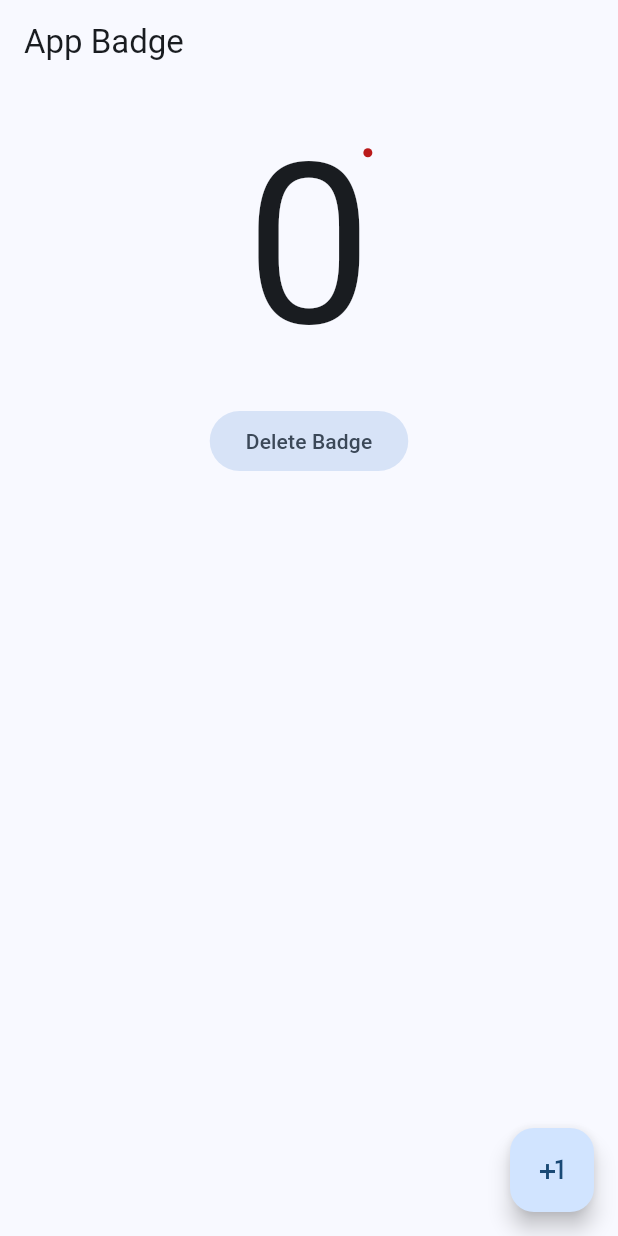
After one commit to EnocDelgado/miscelaneos, a Flutter app: the BadgeScreen screen opened by its route, on a phone screen of 412 x 824 dp. The commit adds this screen. Run offline on Flutter 3.47's test engine with Material 2 defaults, Android fonts, the phone set to English and light mode, and no system bars; our stand-ins replace dio, flutter_compass, flutter_riverpod, geolocator, go_router, google_fonts and 4 more; missing offline and left inert: quick_actions.

Commit message:
section 11 finished

```diff
--- a/lib/config/config.dart
+++ b/lib/config/config.dart
@@ -2,3 +2,4 @@ export 'theme/app_theme.dart';
 export 'router/app_router.dart';
 export 'plugins/share_plugin.dart';
 export 'plugins/local_auth_plugin.dart';
+export 'plugins/quick_actions_plugin.dart';
--- a/lib/config/router/app_router.dart
+++ b/lib/config/router/app_router.dart
@@ -79,5 +79,11 @@ final router = GoRouter(
       path: '/controlled-map',
       builder: (context, state) => const ControlledMapScreen(),
     ),
+
+    //! Badge
+    GoRoute(
+      path: '/badge',
+      builder: (context, state) => const BadgeScreen(),
+    ),
   ]
 );
--- a/lib/main.dart
+++ b/lib/main.dart
@@ -8,6 +8,9 @@ import 'package:miscelaneos/presentation/providers/permissions/permissions_provi
 void main() {
   // init
   WidgetsFlutterBinding.ensureInitialized();
+
+  // init quick actions
+  QuickActionsPlugin.registerActions();
 
   // orientation
   SystemChrome.setPreferredOrientations([
--- /dev/null
+++ b/lib/presentation/providers/badge/badge_provider.dart
@@ -0,0 +1,7 @@
+
+
+import 'package:flutter_riverpod/flutter_riverpod.dart';
+
+final badgeCounterProvider = StateProvider<int>((ref) {
+  return 0;
+});
--- a/lib/presentation/providers/providers.dart
+++ b/lib/presentation/providers/providers.dart
@@ -16,3 +16,5 @@ export 'local_auth/local_auth_providers.dart';
 export 'locations/user_location_provider.dart';
 export 'locations/watch_location_provider.dart';
 export 'locations/map_controller_provider.dart';
+
+export 'badge/badge_provider.dart';
--- /dev/null
+++ b/lib/presentation/screens/badge/badge_screen.dart
@@ -0,0 +1,47 @@
+import 'package:flutter/material.dart';
+import 'package:flutter_riverpod/flutter_riverpod.dart';
+import 'package:miscelaneos/presentation/providers/providers.dart';
+
+
+class BadgeScreen extends ConsumerWidget {
+  const BadgeScreen({super.key});
+
+  @override
+  Widget build( BuildContext context, ref ) {
+
+    final badgeCounter = ref.watch( badgeCounterProvider );
+
+    return Scaffold(
+      appBar: AppBar(
+        title: const Text('App Badge'),
+      ),
+
+      body: Center(
+        child: Column(
+          children: [
+
+            Badge(
+              alignment: Alignment.lerp( Alignment.topRight, Alignment.bottomRight, 0.2 ),
+              child: Text('$badgeCounter', style: const TextStyle( fontSize:  150 ) ),
+            ),
+
+
+            FilledButton.tonal(
+              onPressed: (){
+                ref.invalidate( badgeCounterProvider );
+              },
+              child: const Text('Delete Badge')
+            )
+          ],
+        ),
+      ),
+
+      floatingActionButton: FloatingActionButton(
+        onPressed: (){
+          ref.read( badgeCounterProvider.notifier ).update((state) => state + 1 );
+        },
+        child: const Icon( Icons.plus_one ),
+      ),
+    );
+  }
+}
--- a/lib/presentation/screens/screens.dart
+++ b/lib/presentation/screens/screens.dart
@@ -13,3 +13,5 @@ export 'biometrics/biometric_screen.dart';
 export 'locations/controlled_map_screen.dart';
 export 'locations/location_screen.dart';
 export 'locations/map_screen.dart';
+
+export 'badge/badge_screen.dart';
--- a/lib/presentation/widgets/shared/main_menu.dart
+++ b/lib/presentation/widgets/shared/main_menu.dart
@@ -23,7 +23,9 @@ final menuItems = <MenuItem>[
 
   MenuItem('Location', Icons.pin_drop, '/location'),
   MenuItem('Maps', Icons.map_outlined, '/maps'),
-  MenuItem('Controlled Maps', Icons.gamepad_outlined, '/controlled-map')
+  MenuItem('Controlled Maps', Icons.gamepad_outlined, '/controlled-map'),
+
+   MenuItem('Badge', Icons.notification_important, '/badge')
 ];
 
 class MainMenu extends StatelessWidget {
--- a/pubspec.yaml
+++ b/pubspec.yaml
@@ -10,6 +10,7 @@ dependencies:
   dio: ^5.3.2
   flutter:
     sdk: flutter
+  flutter_app_badger: ^1.5.0
   flutter_compass: ^0.7.0
   flutter_riverpod: ^2.3.6
   geolocator: ^9.0.2
@@ -18,6 +19,7 @@ dependencies:
   google_maps_flutter: ^2.4.0
   local_auth: ^2.1.6
   permission_handler: ^10.4.3
+  quick_actions: ^1.0.5
   sensors_plus: ^3.0.3
   share_plus: ^7.1.0
 
```
Also changed, not shown: lib/config/plugins/quick_actions_plugin.dart (added, +46 -0 lines), pubspec.lock, 17 other files.
